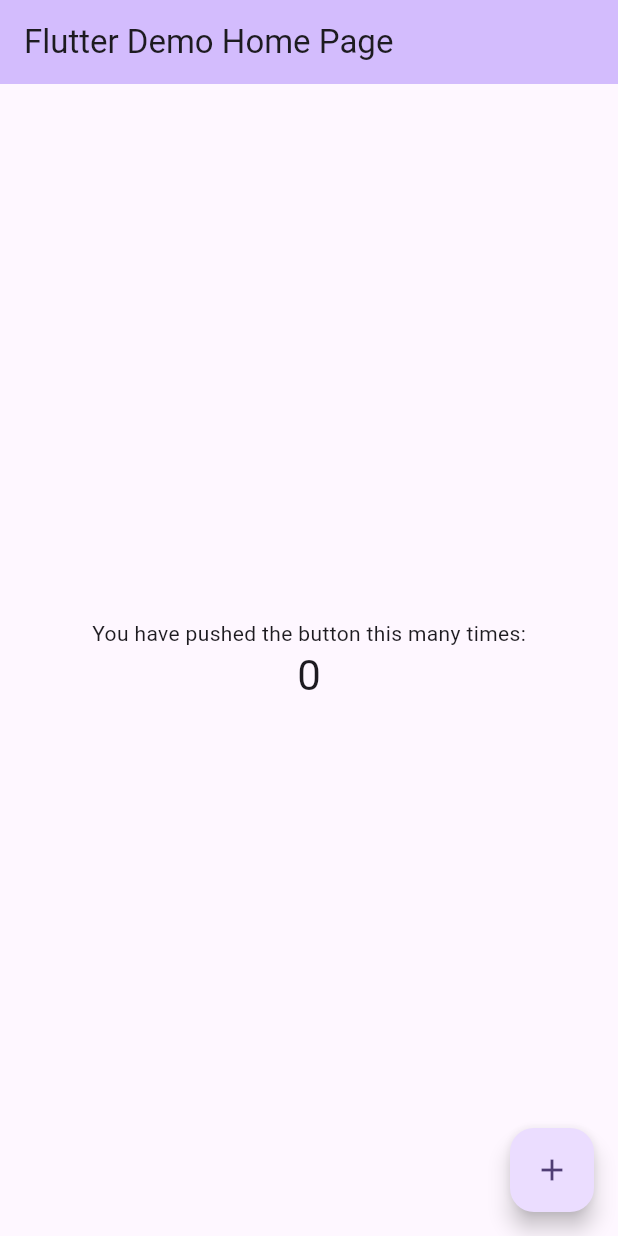
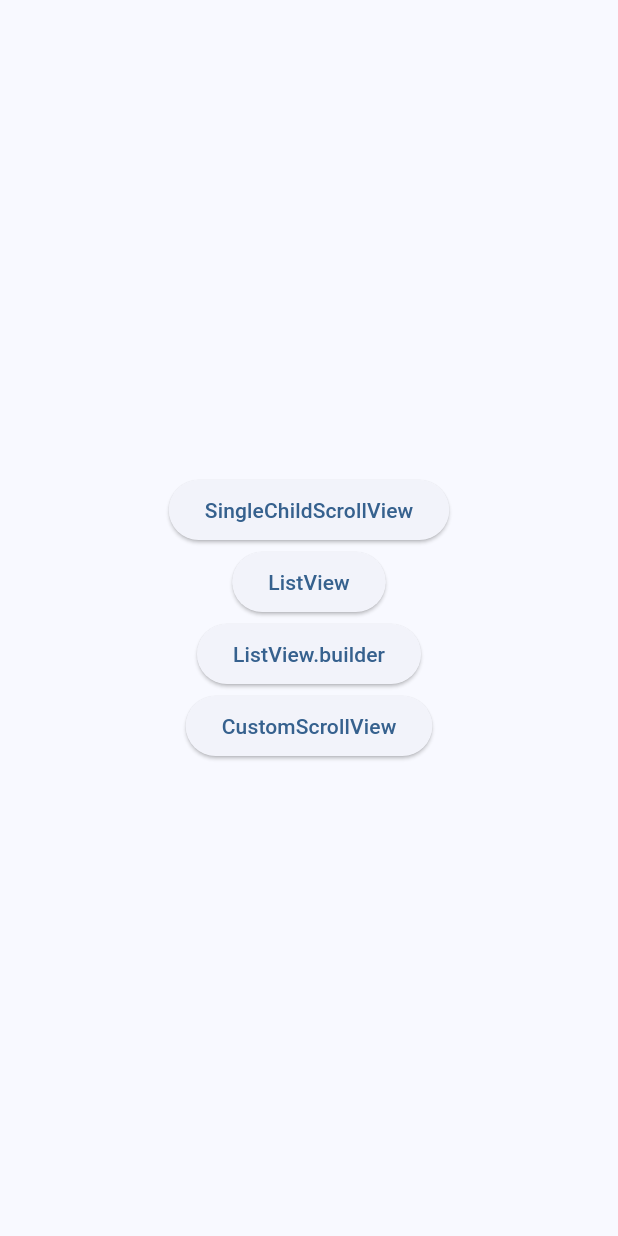
Before and after one commit to JangInho/toss_total_tab_clone, a Flutter app: the screen it shows after launch, on a phone screen of 412 x 824 dp. Run offline on Flutter 3.47's test engine with Material 2 defaults, Android fonts, the phone set to English and light mode, and no system bars.

Commit message:
SingleChildScrollerView, ListView example

```diff
--- a/lib/main.dart
+++ b/lib/main.dart
@@ -1,4 +1,5 @@
 import 'package:flutter/material.dart';
+import 'package:toss_total_tab_clone/view/signle_child_scroll_view_ver.dart';
 
 void main() {
   runApp(const MyApp());
@@ -7,120 +8,59 @@ void main() {
 class MyApp extends StatelessWidget {
   const MyApp({super.key});
 
-  // This widget is the root of your application.
   @override
   Widget build(BuildContext context) {
     return MaterialApp(
-      title: 'Flutter Demo',
+      title: 'Flutter Cheat Sheet: toss total tab',
       theme: ThemeData(
-
-        // This is the theme of your application.
-        //
-        // TRY THIS: Try running your application with "flutter run". You'll see
-        // the application has a blue toolbar. Then, without quitting the app,
-        // try changing the seedColor in the colorScheme below to Colors.green
-        // and then invoke "hot reload" (save your changes or press the "hot
-        // reload" button in a Flutter-supported IDE, or press "r" if you used
-        // the command line to start the app).
-        //
-        // Notice that the counter didn't reset back to zero; the application
-        // state is not lost during the reload. To reset the state, use hot
-        // restart instead.
-        //
-        // This works for code too, not just values: Most code changes can be
-        // tested with just a hot reload.
-        colorScheme: ColorScheme.fromSeed(seedColor: Colors.deepPurple),
+        colorScheme: ColorScheme.fromSeed(seedColor: Colors.blue),
         useMaterial3: true,
       ),
-      home: const MyHomePage(title: 'Flutter Demo Home Page'),
+      home: const TossTotalTab(),
     );
   }
 }
 
-class MyHomePage extends StatefulWidget {
-  const MyHomePage({super.key, required this.title});
-
-  // This widget is the home page of your application. It is stateful, meaning
-  // that it has a State object (defined below) that contains fields that affect
-  // how it looks.
-
-  // This class is the configuration for the state. It holds the values (in this
-  // case the title) provided by the parent (in this case the App widget) and
-  // used by the build method of the State. Fields in a Widget subclass are
-  // always marked "final".
-
-  final String title;
+class TossTotalTab extends StatefulWidget {
+  const TossTotalTab({super.key});
 
   @override
-  State<MyHomePage> createState() => _MyHomePageState();
+  State<TossTotalTab> createState() => _TossTotalTabState();
 }
 
-class _MyHomePageState extends State<MyHomePage> {
-  int _counter = 0;
-
-  void _incrementCounter() {
-    setState(() {
-      // This call to setState tells the Flutter framework that something has
-      // changed in this State, which causes it to rerun the build method below
-      // so that the display can reflect the updated values. If we changed
-      // _counter without calling setState(), then the build method would not be
-      // called again, and so nothing would appear to happen.
-      _counter++;
-    });
-  }
-
+class _TossTotalTabState extends State<TossTotalTab> {
   @override
   Widget build(BuildContext context) {
-    // This method is rerun every time setState is called, for instance as done
-    // by the _incrementCounter method above.
-    //
-    // The Flutter framework has been optimized to make rerunning build methods
-    // fast, so that you can just rebuild anything that needs updating rather
-    // than having to individually change instances of widgets.
     return Scaffold(
-      appBar: AppBar(
-        // TRY THIS: Try changing the color here to a specific color (to
-        // Colors.amber, perhaps?) and trigger a hot reload to see the AppBar
-        // change color while the other colors stay the same.
-        backgroundColor: Theme.of(context).colorScheme.inversePrimary,
-        // Here we take the value from the MyHomePage object that was created by
-        // the App.build method, and use it to set our appbar title.
-        title: Text(widget.title),
-      ),
-      body: Center(
-        // Center is a layout widget. It takes a single child and positions it
-        // in the middle of the parent.
+      body: SizedBox(
+        width: double.infinity,
         child: Column(
-          // Column is also a layout widget. It takes a list of children and
-          // arranges them vertically. By default, it sizes itself to fit its
-          // children horizontally, and tries to be as tall as its parent.
-          //
-          // Column has various properties to control how it sizes itself and
-          // how it positions its children. Here we use mainAxisAlignment to
-          // center the children vertically; the main axis here is the vertical
-          // axis because Columns are vertical (the cross axis would be
-          // horizontal).
-          //
-          // TRY THIS: Invoke "debug painting" (choose the "Toggle Debug Paint"
-          // action in the IDE, or press "p" in the console), to see the
-          // wireframe for each widget.
           mainAxisAlignment: MainAxisAlignment.center,
-          children: <Widget>[
-            const Text(
-              'You have pushed the button this many times:',
-            ),
-            Text(
-              '$_counter',
-              style: Theme.of(context).textTheme.headlineMedium,
-            ),
+          crossAxisAlignment: CrossAxisAlignment.center,
+          children: [
+            ElevatedButton(
+                onPressed: () {
+                  Navigator.push(context, MaterialPageRoute(builder: (context) => const SingleChildScrollViewVer()));
+                },
+                child: const Text('SingleChildScrollView')),
+            ElevatedButton(
+                onPressed: () {
+                  Navigator.push(context, MaterialPageRoute(builder: (context) => const SingleChildScrollViewVer()));
+                },
+                child: Text('ListView')),
+            ElevatedButton(
+                onPressed: () {
+                  Navigator.push(context, MaterialPageRoute(builder: (context) => const SingleChildScrollViewVer()));
+                },
+                child: Text('ListView.builder')),
+            ElevatedButton(
+                onPressed: () {
+                  Navigator.push(context, MaterialPageRoute(builder: (context) => const SingleChildScrollViewVer()));
+                },
+                child: Text('CustomScrollView')),
           ],
         ),
       ),
-      floatingActionButton: FloatingActionButton(
-        onPressed: _incrementCounter,
-        tooltip: 'Increment',
-        child: const Icon(Icons.add),
-      ), // This trailing comma makes auto-formatting nicer for build methods.
     );
   }
 }
```
Also changed, not shown: lib/common/RecommnendTitle.dart (added, +15 -0 lines), lib/common/custom_app_bar.dart (added, +33 -0 lines), lib/common/list_cell.dart (added, +15 -0 lines), lib/common/recent_title.dart (added, +15 -0 lines), lib/common/row_cell.dart (added, +23 -0 lines), lib/common/row_total_cell.dart (added, +24 -0 lines), lib/common/total_title.dart (added, +15 -0 lines), lib/view/custom_scroll_view_ver.dart (added, +17 -0 lines), lib/view/list_view_builder_ver.dart (added, +24 -0 lines), lib/view/list_view_ver.dart (added, +65 -0 lines), lib/view/signle_child_scroll_view_ver.dart (added, +64 -0 lines).
